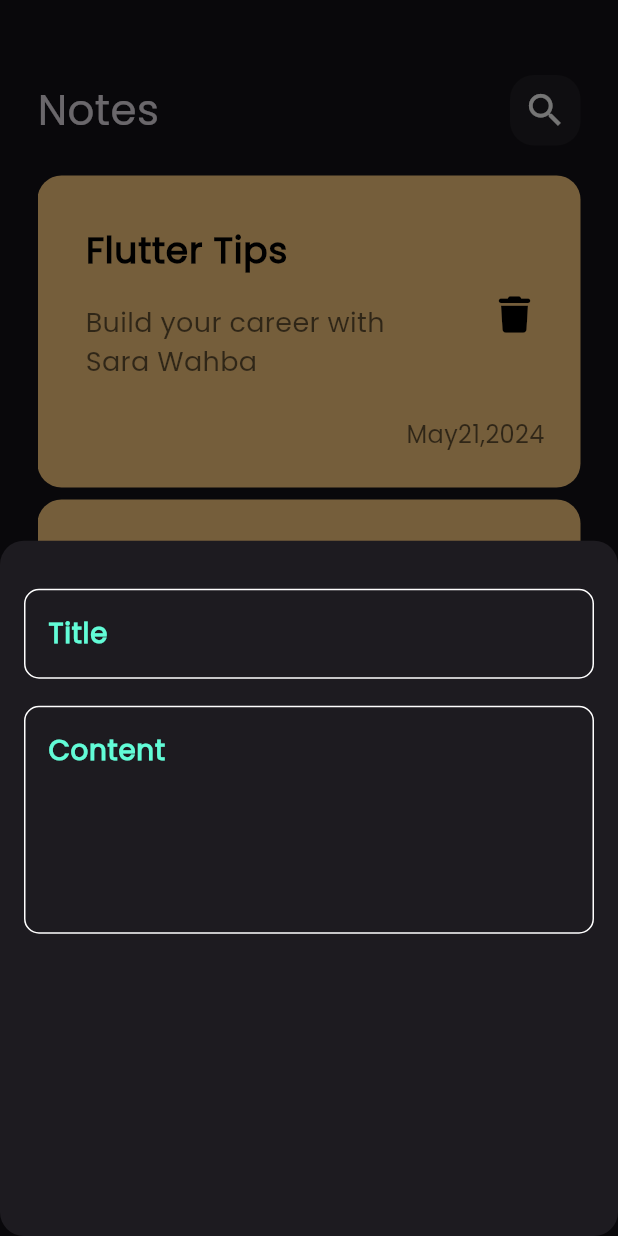
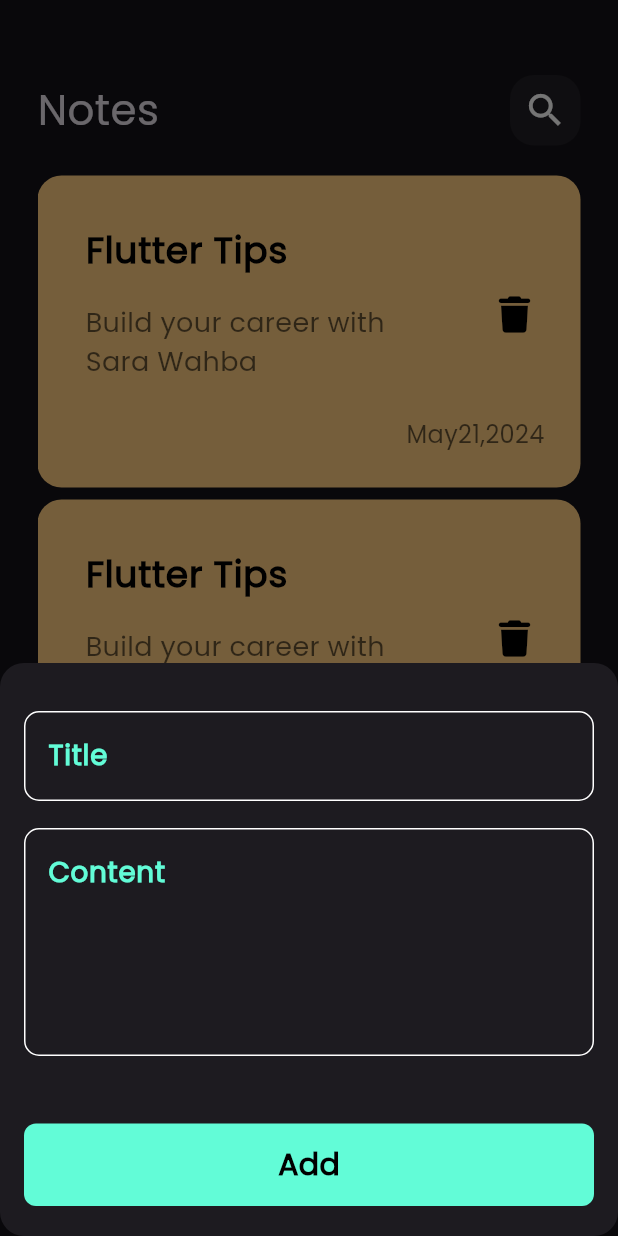
Before and after one commit to SaraWahba/Notes_App, a Flutter app: the screen it shows after launch, after a tap on the "add" icon, on a phone screen of 412 x 824 dp. Run offline on Flutter 3.47's test engine with Material 3 defaults, Android fonts, the phone set to English and light mode, and no system bars; our stand-ins replace font_awesome_flutter.

Commit message:
finish notes bottom sheet

```diff
--- a/lib/widgets/add_note_bottom_sheet.dart
+++ b/lib/widgets/add_note_bottom_sheet.dart
@@ -1,4 +1,6 @@
 import 'package:flutter/material.dart';
+import 'package:notes_app/constants.dart';
+import 'package:notes_app/widgets/custom_botton.dart';
 import 'package:notes_app/widgets/custom_text_field.dart';
 class AddNoteBottomSheet extends StatelessWidget {
   const AddNoteBottomSheet({super.key});
@@ -7,6 +9,7 @@ class AddNoteBottomSheet extends StatelessWidget {
   Widget build(BuildContext context) {
     return Padding(
       padding: const EdgeInsets.symmetric(horizontal: 16),
+      child: SingleChildScrollView(
         child: Column(
           children: [
             SizedBox(
@@ -14,8 +17,16 @@ class AddNoteBottomSheet extends StatelessWidget {
             ),
             CustomTextField(hint: 'Title'),
             SizedBox(height: 18),
-          CustomTextField(hint: 'Content', maxLines: 5,),
+            CustomTextField(hint: 'Content', maxLines: 5),
+            SizedBox(
+              height: 45,
+            ),
+            CustomButton(),
+            SizedBox(
+              height: 20,
+            ),
           ],
+        ),
       ),
     );
   }
--- /dev/null
+++ b/lib/widgets/custom_botton.dart
@@ -0,0 +1,26 @@
+import 'package:flutter/material.dart';
+import 'package:notes_app/constants.dart';
+class CustomButton extends StatelessWidget {
+  const CustomButton({super.key});
+
+  @override
+  Widget build(BuildContext context) {
+    return Container(
+      width: MediaQuery.of(context).size.width,
+      height: 55,
+      decoration: BoxDecoration(
+          color: kPrimaryColor,
+          borderRadius: BorderRadius.circular(8)
+      ),
+      child: const Center(
+        child: Text("Add",
+          style: TextStyle(
+              color: Colors.black,
+              fontSize: 20,
+              fontWeight: FontWeight.bold
+          ),
+        ),
+      ),
+    );
+  }
+}
```
Lines whose indentation alone changed are shown as unchanged.
